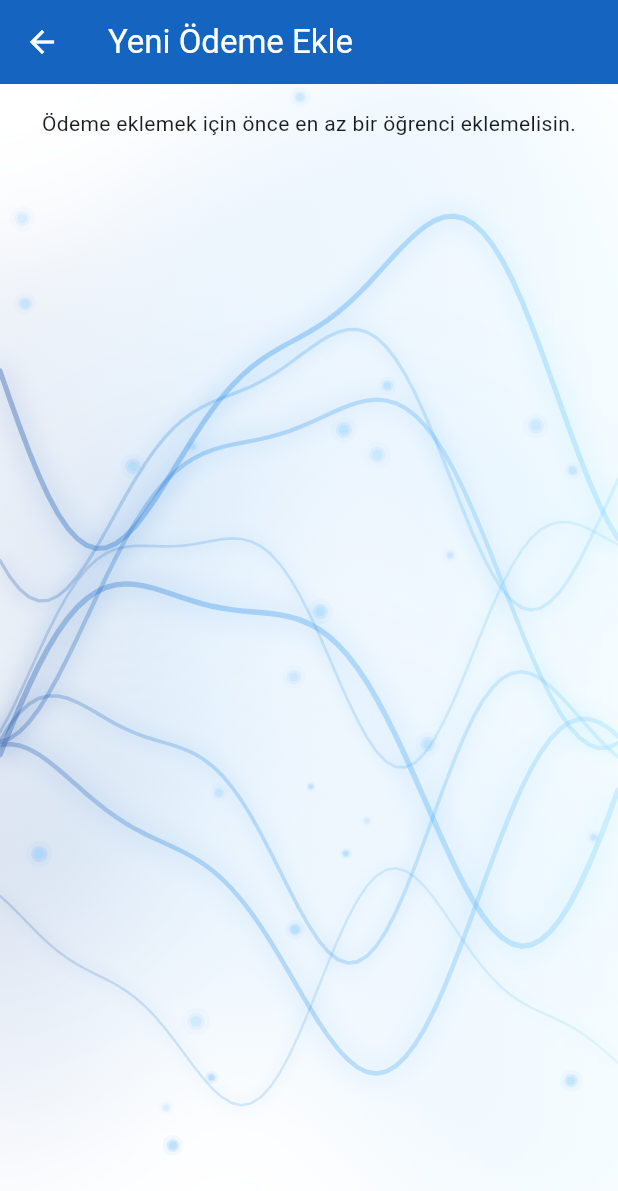
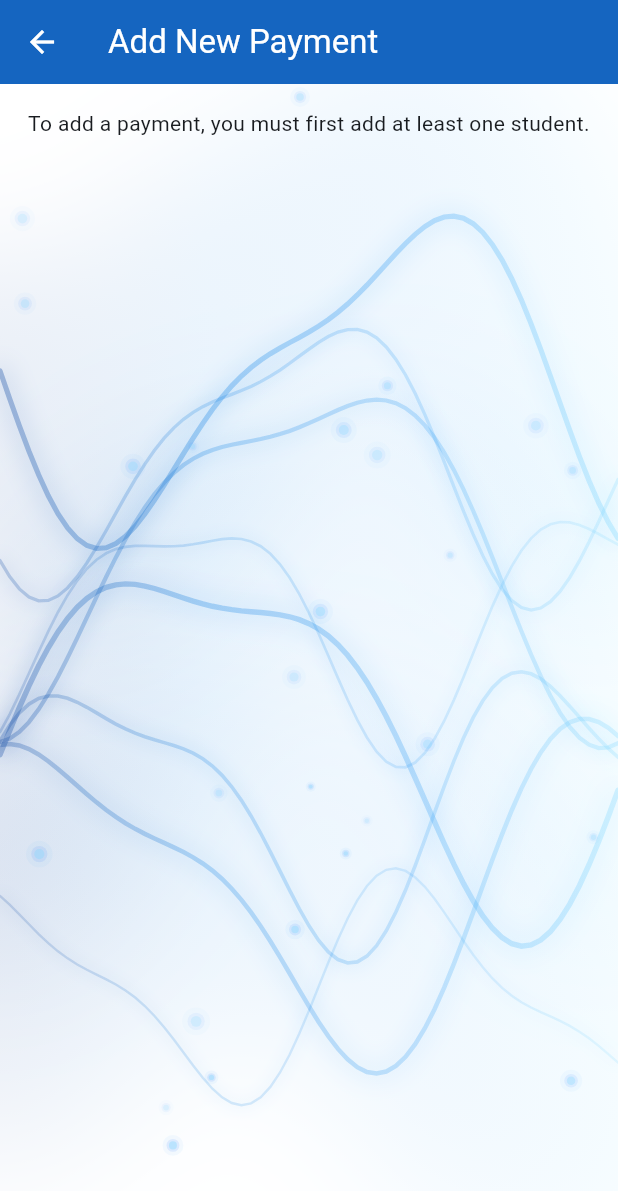
Before and after one commit to mefepalta/spor_okulu, a Flutter app: the AddPaymentScreen screen opened directly with empty values, on a phone screen of 412 x 824 dp. Shown: the top 1191 px of the screen. Run offline on Flutter 3.47's test engine with Material 3 defaults, Android fonts, the phone set to English and light mode, and no system bars; our stand-ins replace cloud_firestore, firebase_auth, firebase_core, fl_chart, image_picker, shared_preferences; accounts and stored records are empty.

Commit message:
i18n Faz 2: odemeler ekrani cevrildi
payments_screen (liste/ozet/detay/ekle) AppLocalizations'a tasindi;
odeme durumlari localizedPaymentStatus ile gosteriliyor, kayit sayisi
ICU cogul ile, tarih dogrulamasi dateValidator(l10n) ile. TL ve
WhatsApp mesaj govdesi Turkce birakildi (velilere giden icerik).

Co-Authored-By: Claude Opus 4.8 <noreply@anthropic.com>

```diff
--- a/lib/screens/payments_screen.dart
+++ b/lib/screens/payments_screen.dart
@@ -3,10 +3,12 @@ import 'package:flutter/material.dart';
 import '../widgets/wave_background.dart';
 import 'package:flutter/services.dart';
 
+import '../l10n/app_localizations.dart';
 import '../models/app_models.dart';
 import '../theme/app_colors.dart';
 import '../utils/formatters.dart';
 import '../utils/launchers.dart';
+import '../utils/status_l10n.dart';
 import '../utils/validators.dart';
 import '../widgets/empty_state.dart';
 
@@ -97,28 +99,29 @@ class _PaymentsScreenState extends State<PaymentsScreen> {
   }
 
   Future<void> _confirmDeletePayment(int index) async {
+    final l10n = AppLocalizations.of(context);
     final payment = widget.payments[index];
 
     final shouldDelete = await showDialog<bool>(
       context: context,
       builder: (context) {
         return AlertDialog(
-          title: const Text('Ödemeyi Sil'),
+          title: Text(l10n.paymentDeleteTitle),
           content: Text(
-            '${payment.studentName} - ${payment.period} ödeme kaydını silmek istediğine emin misin',
+            l10n.paymentDeleteConfirm(payment.studentName, payment.period),
           ),
           actions: [
             TextButton(
               onPressed: () {
                 Navigator.pop(context, false);
               },
-              child: const Text('Vazgeç'),
+              child: Text(l10n.commonCancel),
             ),
             TextButton(
               onPressed: () {
                 Navigator.pop(context, true);
               },
-              child: const Text('Sil', style: TextStyle(color: Colors.red)),
+              child: Text(l10n.commonDelete, style: const TextStyle(color: Colors.red)),
             ),
           ],
         );
@@ -139,11 +142,12 @@ class _PaymentsScreenState extends State<PaymentsScreen> {
 
     ScaffoldMessenger.of(
       context,
-    ).showSnackBar(const SnackBar(content: Text('Ödeme kaydı silindi.')));
+    ).showSnackBar(SnackBar(content: Text(l10n.paymentDeleted)));
   }
 
   /// Durum filtresi çipleri: Tümü / Ödendi / Bekliyor / Gecikti.
   Widget _buildStatusFilters() {
+    final l10n = AppLocalizations.of(context);
     const statuses = ['Ödendi', 'Bekliyor', 'Gecikti'];
 
     Widget chip(String label, String? value) {
@@ -179,8 +183,9 @@ class _PaymentsScreenState extends State<PaymentsScreen> {
         scrollDirection: Axis.horizontal,
         padding: const EdgeInsets.symmetric(horizontal: 16),
         children: [
-          chip('Tümü', null),
-          for (final status in statuses) chip(status, status),
+          chip(l10n.commonAll, null),
+          for (final status in statuses)
+            chip(localizedPaymentStatus(l10n, status), status),
         ],
       ),
     );
@@ -223,6 +228,7 @@ class _PaymentsScreenState extends State<PaymentsScreen> {
 
   /// Dönem seçim satırı: tüm dönemler + kayıtlardaki her dönem için bir seçenek.
   Widget _buildPeriodFilter() {
+    final l10n = AppLocalizations.of(context);
     final periods = _distinctPeriods();
 
     return Padding(
@@ -235,18 +241,18 @@ class _PaymentsScreenState extends State<PaymentsScreen> {
             color: Theme.of(context).textTheme.bodySmall?.color,
           ),
           const SizedBox(width: 8),
-          const Text('Dönem:'),
+          Text(l10n.periodLabel),
           const SizedBox(width: 12),
           Expanded(
             child: DropdownButton<String?>(
               isExpanded: true,
               value: _periodFilter,
-              hint: const Text('Tüm dönemler'),
+              hint: Text(l10n.allPeriods),
               underline: const SizedBox.shrink(),
               items: [
-                const DropdownMenuItem<String?>(
+                DropdownMenuItem<String?>(
                   value: null,
-                  child: Text('Tüm dönemler'),
+                  child: Text(l10n.allPeriods),
                 ),
                 for (final period in periods)
                   DropdownMenuItem<String?>(
@@ -274,6 +280,7 @@ class _PaymentsScreenState extends State<PaymentsScreen> {
 
   @override
   Widget build(BuildContext context) {
+    final l10n = AppLocalizations.of(context);
     final query = _searchQuery.toLowerCase();
 
     // Arama + dönem filtresi: özet şeridi bu kümeyi yansıtır (durum çipleri
@@ -298,7 +305,7 @@ class _PaymentsScreenState extends State<PaymentsScreen> {
     final canAddPayment = widget.isAdmin && widget.students.isNotEmpty;
 
     return WaveScaffold(
-      appBar: AppBar(title: const Text('Ödemeler')),
+      appBar: AppBar(title: Text(l10n.navPayments)),
       body: Column(
         children: [
           if (widget.payments.isNotEmpty)
@@ -306,10 +313,10 @@ class _PaymentsScreenState extends State<PaymentsScreen> {
           Padding(
             padding: const EdgeInsets.all(16),
             child: TextField(
-              decoration: const InputDecoration(
-                labelText: 'Ödeme ara',
-                prefixIcon: Icon(Icons.search),
-                border: OutlineInputBorder(),
+              decoration: InputDecoration(
+                labelText: l10n.paymentsSearchHint,
+                prefixIcon: const Icon(Icons.search),
+                border: const OutlineInputBorder(),
               ),
               onChanged: (value) {
                 setState(() {
@@ -324,21 +331,22 @@ class _PaymentsScreenState extends State<PaymentsScreen> {
             child: widget.payments.isEmpty
                 ? EmptyState(
                     icon: Icons.payment,
-                    title: 'Henüz ödeme kaydı yok',
+                    title: l10n.paymentsEmptyTitle,
                     message: widget.isAdmin
                         ? widget.students.isNotEmpty
-                              ? 'Yeni ödeme kaydı eklemek için sağ alttaki + butonunu kullan.'
-                              : 'Odeme eklemek için once en az bir öğrenci ekle.'
-                        : 'Henüz ödeme kaydı yok. Admin ödeme eklediçinde burada görünecek.',
+                              ? l10n.paymentsEmptyAdmin
+                              : l10n.paymentsEmptyNoStudent
+                        : l10n.paymentsEmptyViewer,
                   )
                 : filteredPayments.isEmpty
                 ? EmptyState(
                     icon: Icons.search_off,
-                    title: 'Sonuç bulunamadı',
+                    title: l10n.searchNoResults,
                     message: _statusFilter != null
-                        ? '"$_statusFilter" durumunda kayıt yok. '
-                              'Farklı bir filtre veya "Tümü" seç.'
-                        : 'Arama metnini değiştirerek tekrar dene.',
+                        ? l10n.paymentsNoStatusResults(
+                            localizedPaymentStatus(l10n, _statusFilter!),
+                          )
+                        : l10n.searchNoResultsBody,
                   )
                 : ListView.builder(
                     padding: const EdgeInsets.symmetric(horizontal: 16),
@@ -360,7 +368,7 @@ class _PaymentsScreenState extends State<PaymentsScreen> {
                           ),
                           title: Text(payment.studentName),
                           subtitle: Text(
-                            '${payment.period} • ${payment.amount} TL\n${payment.status} • ${payment.dateText}',
+                            '${payment.period} • ${payment.amount} TL\n${localizedPaymentStatus(l10n, payment.status)} • ${payment.dateText}',
                           ),
                           isThreeLine: true,
                           trailing: widget.isAdmin
@@ -373,7 +381,7 @@ class _PaymentsScreenState extends State<PaymentsScreen> {
                                           Icons.notifications_active,
                                           color: Colors.teal,
                                         ),
-                                        tooltip: 'Hatırlatma gönder',
+                                        tooltip: l10n.remindTooltip,
                                         onPressed: () => _remindPayment(payment),
                                       ),
                                     IconButton(
@@ -434,8 +442,8 @@ Future<void> sendPaymentReminder(
   final phone = student?.parentPhone ?? '';
   if (sanitizeTrPhone(phone).isEmpty) {
     ScaffoldMessenger.of(context).showSnackBar(
-      const SnackBar(
-        content: Text('Öğrencinin veli telefonu kayıtlı değil.'),
+      SnackBar(
+        content: Text(AppLocalizations.of(context).noParentPhone),
       ),
     );
     return;
@@ -470,6 +478,7 @@ class _PaymentSummaryBar extends StatelessWidget {
 
   @override
   Widget build(BuildContext context) {
+    final l10n = AppLocalizations.of(context);
     return Card(
       margin: const EdgeInsets.fromLTRB(16, 16, 16, 0),
       child: Padding(
@@ -478,7 +487,7 @@ class _PaymentSummaryBar extends StatelessWidget {
           children: [
             _stat(
               context,
-              label: 'Tahsil edilen',
+              label: l10n.paymentCollectedLabel,
               amount: _sumFor('Ödendi'),
               count: _countFor('Ödendi'),
               color: Colors.green,
@@ -486,7 +495,7 @@ class _PaymentSummaryBar extends StatelessWidget {
             _divider(),
             _stat(
               context,
-              label: 'Bekleyen',
+              label: l10n.metricPending,
               amount: _sumFor('Bekliyor'),
               count: _countFor('Bekliyor'),
               color: Colors.orange,
@@ -494,7 +503,7 @@ class _PaymentSummaryBar extends StatelessWidget {
             _divider(),
             _stat(
               context,
-              label: 'Geciken',
+              label: l10n.metricOverdue,
               amount: _sumFor('Gecikti'),
               count: _countFor('Gecikti'),
               color: Colors.red,
@@ -544,7 +553,7 @@ class _PaymentSummaryBar extends StatelessWidget {
           ),
           const SizedBox(height: 2),
           Text(
-            count == 1 ? '1 kayıt' : '$count kayıt',
+            AppLocalizations.of(context).recordCount(count),
             textAlign: TextAlign.center,
             style: TextStyle(
               fontSize: 11,
@@ -617,11 +626,12 @@ class _PaymentDetailScreenState extends State<PaymentDetailScreen> {
 
   @override
   Widget build(BuildContext context) {
+    final l10n = AppLocalizations.of(context);
     final payment = _payment;
 
     return WaveScaffold(
       appBar: AppBar(
-        title: const Text('Ödeme Detayı'),
+        title: Text(l10n.paymentDetailTitle),
         actions: widget.isAdmin
             ? [
                 IconButton(
@@ -659,7 +669,7 @@ class _PaymentDetailScreenState extends State<PaymentDetailScreen> {
                   Text('${payment.period} • ${payment.amount} TL'),
                   const SizedBox(height: 8),
                   Text(
-                    payment.status,
+                    localizedPaymentStatus(l10n, payment.status),
                     style: TextStyle(
                       color: _statusColor(payment.status),
                       fontWeight: FontWeight.bold,
@@ -673,43 +683,43 @@ class _PaymentDetailScreenState extends State<PaymentDetailScreen> {
           Card(
             child: ListTile(
               leading: const Icon(Icons.person),
-              title: const Text('Öğrenci'),
+              title: Text(l10n.roleStudent),
               subtitle: Text(payment.studentName),
             ),
           ),
           Card(
             child: ListTile(
               leading: const Icon(Icons.calendar_month),
-              title: const Text('Ay / Dönem'),
+              title: Text(l10n.fieldPeriod),
               subtitle: Text(payment.period),
             ),
           ),
           Card(
             child: ListTile(
               leading: const Icon(Icons.attach_money),
-              title: const Text('Tutar'),
+              title: Text(l10n.fieldAmount),
               subtitle: Text('${payment.amount} TL'),
             ),
           ),
           Card(
             child: ListTile(
               leading: const Icon(Icons.info),
-              title: const Text('Durum'),
-              subtitle: Text(payment.status),
+              title: Text(l10n.fieldStatus),
+              subtitle: Text(localizedPaymentStatus(l10n, payment.status)),
             ),
           ),
           Card(
             child: ListTile(
               leading: const Icon(Icons.event),
-              title: const Text('Tarih'),
+              title: Text(l10n.fieldDate),
               subtitle: Text(payment.dateText),
             ),
           ),
           Card(
             child: ListTile(
               leading: const Icon(Icons.note),
-              title: const Text('Not'),
-              subtitle: Text(payment.note.isEmpty ? 'Not yok.' : payment.note),
+              title: Text(l10n.fieldNote),
+              subtitle: Text(payment.note.isEmpty ? l10n.noNote : payment.note),
             ),
           ),
           const SizedBox(height: 20),
@@ -725,7 +735,7 @@ class _PaymentDetailScreenState extends State<PaymentDetailScreen> {
                 foregroundColor: Colors.white,
               ),
               icon: const Icon(Icons.notifications_active),
-              label: const Text('WhatsApp ile Hatırlat'),
+              label: Text(l10n.remindViaWhatsApp),
             ),
             const SizedBox(height: 8),
           ],
@@ -733,7 +743,7 @@ class _PaymentDetailScreenState extends State<PaymentDetailScreen> {
             ElevatedButton.icon(
               onPressed: _openEditPaymentScreen,
               icon: const Icon(Icons.edit),
-              label: const Text('Ödemeyi Düzenle'),
+              label: Text(l10n.editPaymentTitle),
             ),
           const SizedBox(height: 8),
           OutlinedButton.icon(
@@ -741,7 +751,7 @@ class _PaymentDetailScreenState extends State<PaymentDetailScreen> {
               Navigator.pop(context);
             },
             icon: const Icon(Icons.arrow_back),
-            label: const Text('Ödeme Listesine Dön'),
+            label: Text(l10n.backToPaymentList),
           ),
         ],
       ),
@@ -841,7 +851,7 @@ class _AddPaymentScreenState extends State<AddPaymentScreen> {
     final student = _selectedStudent;
     if (student == null) {
       ScaffoldMessenger.of(context).showSnackBar(
-        const SnackBar(content: Text('Önce bir öğrenci seçmelisin.')),
+        SnackBar(content: Text(AppLocalizations.of(context).selectStudentFirst)),
       );
       return;
     }
@@ -861,18 +871,19 @@ class _AddPaymentScreenState extends State<AddPaymentScreen> {
 
   @override
   Widget build(BuildContext context) {
+    final l10n = AppLocalizations.of(context);
     final isEditing = widget.payment != null;
 
     return WaveScaffold(
       appBar: AppBar(
-        title: Text(isEditing ? 'Ödemeyi Düzenle' : 'Yeni Ödeme Ekle'),
+        title: Text(isEditing ? l10n.editPaymentTitle : l10n.addPaymentTitle),
       ),
       body: SingleChildScrollView(
         padding: const EdgeInsets.all(16),
         child: widget.students.isEmpty
-            ? const Center(
+            ? Center(
                 child: Text(
-                  'Ödeme eklemek için önce en az bir öğrenci eklemelisin.',
+                  l10n.paymentNeedStudent,
                   textAlign: TextAlign.center,
                 ),
               )
@@ -883,10 +894,10 @@ class _AddPaymentScreenState extends State<AddPaymentScreen> {
                   children: [
                     DropdownButtonFormField<String>(
                       initialValue: _selectedStudentId,
-                      decoration: const InputDecoration(
-                        labelText: 'Öğrenci',
-                        border: OutlineInputBorder(),
-                        prefixIcon: Icon(Icons.person),
+                      decoration: InputDecoration(
+                        labelText: l10n.roleStudent,
+                        border: const OutlineInputBorder(),
+                        prefixIcon: const Icon(Icons.person),
                       ),
                       items: widget.students.map((student) {
                         return DropdownMenuItem<String>(
@@ -901,7 +912,7 @@ class _AddPaymentScreenState extends State<AddPaymentScreen> {
                       },
                       validator: (value) {
                         if (value == null || value.isEmpty) {
-                          return 'Öğrenci seçmelisin.';
+                          return l10n.studentRequired;
                         }
 
                         return null;
@@ -910,15 +921,15 @@ class _AddPaymentScreenState extends State<AddPaymentScreen> {
                     const SizedBox(height: 12),
                     TextFormField(
                       controller: _periodController,
-                      decoration: const InputDecoration(
-                        labelText: 'Ay / Dönem',
-                        border: OutlineInputBorder(),
-                        prefixIcon: Icon(Icons.calendar_month),
+                      decoration: InputDecoration(
+                        labelText: l10n.fieldPeriod,
+                        border: const OutlineInputBorder(),
+                        prefixIcon: const Icon(Icons.calendar_month),
                         hintText: 'Haziran 2026',
                       ),
                       validator: (value) {
                         if (value == null || value.trim().isEmpty) {
-                          return 'Ay / dönem boş bırakılamaz.';
+                          return l10n.periodEmpty;
                         }
 
                         return null;
@@ -929,30 +940,30 @@ class _AddPaymentScreenState extends State<AddPaymentScreen> {
                       controller: _amountController,
                       keyboardType: TextInputType.number,
                       inputFormatters: [FilteringTextInputFormatter.digitsOnly],
-                      decoration: const InputDecoration(
-                        labelText: 'Tutar',
-                        border: OutlineInputBorder(),
-                        prefixIcon: Icon(Icons.attach_money),
+                      decoration: InputDecoration(
+                        labelText: l10n.fieldAmount,
+                        border: const OutlineInputBorder(),
+                        prefixIcon: const Icon(Icons.attach_money),
                         hintText: '1500',
                         suffixText: 'TL',
                       ),
                       validator: (value) {
                         if (value == null || value.trim().isEmpty) {
-                          return 'Tutar boş bırakılamaz.';
+                          return l10n.amountEmpty;
                         }
 
                         final amount = int.tryParse(value.trim());
 
                         if (amount == null) {
-                          return 'Tutar sayı olmalıdır.';
+                          return l10n.amountMustBeNumber;
                         }
 
                         if (amount <= 0) {
-                          return 'Tutar 0’dan büyük olmalıdır.';
+                          return l10n.amountPositive;
                         }
 
                         if (amount > 100000) {
-                          return 'Tutar çok yüksek görünüyor.';
+                          return l10n.amountTooHigh;
                         }
 
                         return null;
@@ -961,15 +972,15 @@ class _AddPaymentScreenState extends State<AddPaymentScreen> {
                     const SizedBox(height: 12),
                     DropdownButtonFormField<String>(
                       initialValue: _selectedStatus,
-                      decoration: const InputDecoration(
-                        labelText: 'Durum',
-                        border: OutlineInputBorder(),
-                        prefixIcon: Icon(Icons.info),
+                      decoration: InputDecoration(
+                        labelText: l10n.fieldStatus,
+                        border: const OutlineInputBorder(),
+                        prefixIcon: const Icon(Icons.info),
                       ),
                       items: _statuses.map((status) {
                         return DropdownMenuItem<String>(
                           value: status,
-                          child: Text(status),
+                          child: Text(localizedPaymentStatus(l10n, status)),
                         );
                       }).toList(),
                       onChanged: (value) {
@@ -979,7 +990,7 @@ class _AddPaymentScreenState extends State<AddPaymentScreen> {
                       },
                       validator: (value) {
                         if (value == null || value.isEmpty) {
-                          return 'Durum seçmelisin.';
+                          return l10n.statusRequired;
                         }
 
                         return null;
@@ -989,23 +1000,23 @@ class _AddPaymentScreenState extends State<AddPaymentScreen> {
                     TextFormField(
                       controller: _dateController,
                       keyboardType: TextInputType.datetime,
-                      decoration: const InputDecoration(
-                        labelText: 'Tarih',
-                        border: OutlineInputBorder(),
-                        prefixIcon: Icon(Icons.event),
+                      decoration: InputDecoration(
+                        labelText: l10n.fieldDate,
+                        border: const OutlineInputBorder(),
+                        prefixIcon: const Icon(Icons.event),
                         hintText: '24.06.2026',
                       ),
-                      validator: validateDateText,
+                      validator: dateValidator(l10n),
                     ),
                     const SizedBox(height: 12),
                     TextFormField(
                       controller: _noteController,
                       maxLines: 3,
-                      decoration: const InputDecoration(
-                        labelText: 'Not',
-                        border: OutlineInputBorder(),
-                        prefixIcon: Icon(Icons.note),
-                        hintText: 'İsteğe bağlı not',
+                      decoration: InputDecoration(
+                        labelText: l10n.fieldNote,
+                        border: const OutlineInputBorder(),
+                        prefixIcon: const Icon(Icons.note),
+                        hintText: l10n.noteHint,
                       ),
                     ),
                     const SizedBox(height: 20),
@@ -1013,7 +1024,7 @@ class _AddPaymentScreenState extends State<AddPaymentScreen> {
                       onPressed: _savePayment,
                       icon: const Icon(Icons.save),
                       label: Text(
-                        isEditing ? 'Değişiklikleri Kaydet' : 'Ödemeyi Kaydet',
+                        isEditing ? l10n.saveChanges : l10n.savePayment,
                       ),
                     ),
                   ],
```
